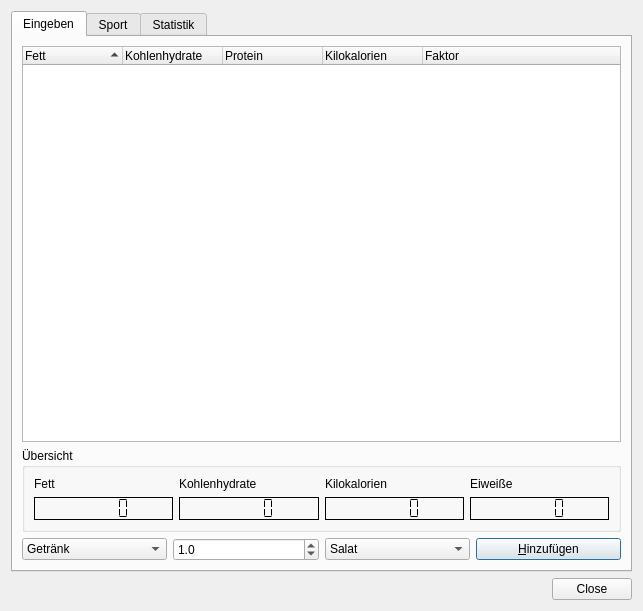
Before: the Qt Designer form maindlg.ui in cniehaus/tomate, drawn with Qt 5.
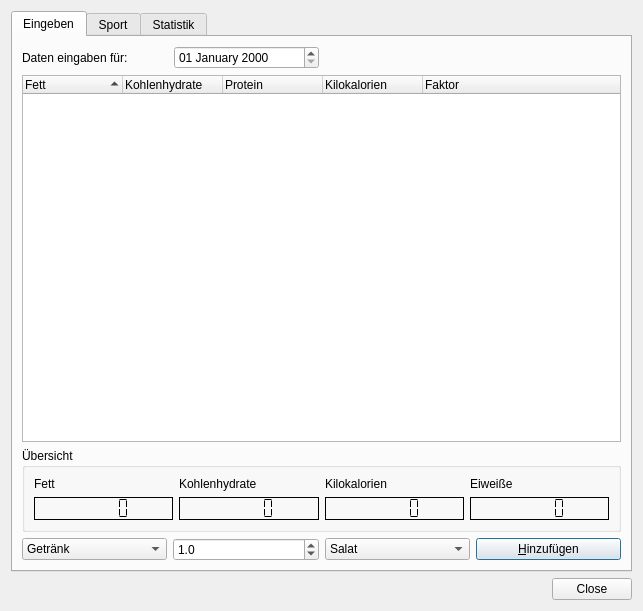
After: the same form once the commit is applied.

Commit message: Now the date can be set

What changed in the file:
```diff
--- a/maindlg.ui
+++ b/maindlg.ui
@@ -23,7 +23,28 @@
        <string>Eingeben</string>
       </attribute>
       <layout class="QGridLayout" >
-       <item row="0" column="0" colspan="4" >
+       <item row="0" column="0" colspan="2" >
+        <layout class="QHBoxLayout" >
+         <item>
+          <widget class="QLabel" name="label_5" >
+           <property name="text" >
+            <string>Daten eingaben für:</string>
+           </property>
+           <property name="buddy" >
+            <cstring>dateEdit</cstring>
+           </property>
+          </widget>
+         </item>
+         <item>
+          <widget class="QDateEdit" name="dateEdit" >
+           <property name="displayFormat" >
+            <string>dd MMMM yyyy</string>
+           </property>
+          </widget>
+         </item>
+        </layout>
+       </item>
+       <item row="1" column="0" colspan="4" >
         <widget class="QTreeWidget" name="treeWidget" >
          <property name="sortingEnabled" >
           <bool>true</bool>
@@ -58,7 +79,7 @@
          </column>
         </widget>
        </item>
-       <item row="1" column="0" colspan="4" >
+       <item row="2" column="0" colspan="4" >
         <widget class="QGroupBox" name="groupBox" >
          <property name="title" >
           <string>Übersicht</string>
@@ -138,7 +159,7 @@
          </layout>
         </widget>
        </item>
-       <item row="2" column="0" >
+       <item row="3" column="0" >
         <widget class="QComboBox" name="foodstyle" >
          <item>
           <property name="text" >
@@ -152,7 +173,7 @@
          </item>
         </widget>
        </item>
-       <item row="2" column="1" >
+       <item row="3" column="1" >
         <widget class="QDoubleSpinBox" name="doubleSpinBox" >
          <property name="decimals" >
           <number>1</number>
@@ -165,7 +186,7 @@
          </property>
         </widget>
        </item>
-       <item row="2" column="2" >
+       <item row="3" column="2" >
         <widget class="QComboBox" name="foodCombo" >
          <property name="minimumSize" >
           <size>
@@ -190,7 +211,7 @@
          </item>
         </widget>
        </item>
-       <item row="2" column="3" >
+       <item row="3" column="3" >
         <widget class="QPushButton" name="addButton" >
          <property name="text" >
           <string>&amp;Hinzufügen</string>
```
The commit also changes 1 other file.
